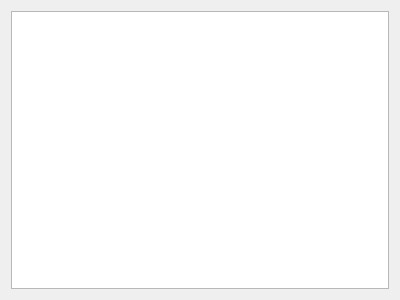
First picture: the form in sprites_test/widget.ui, repository dluschan/Coridor, before the edit.
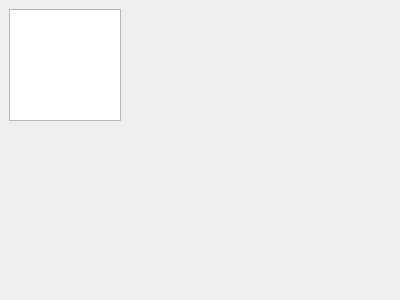
Second picture: the form after the edit.

```diff
--- a/sprites_test/widget.ui
+++ b/sprites_test/widget.ui
@@ -13,21 +13,16 @@
   <property name="windowTitle">
    <string>widget</string>
   </property>
-  <layout class="QGridLayout" name="gridLayout">
-   <item row="0" column="0">
     <widget class="QGraphicsView" name="graphicsView">
-     <property name="backgroundBrush">
-      <brush brushstyle="NoBrush">
-       <color alpha="255">
-        <red>0</red>
-        <green>0</green>
-        <blue>0</blue>
-       </color>
-      </brush>
-     </property>
-    </widget>
-   </item>
-  </layout>
+   <property name="geometry">
+    <rect>
+     <x>9</x>
+     <y>9</y>
+     <width>112</width>
+     <height>112</height>
+    </rect>
+   </property>
+  </widget>
  </widget>
  <layoutdefault spacing="6" margin="11"/>
  <resources/>
```
Left out of the diff: 4 changed lines with no effect on the pictures. Lines whose indentation alone changed are shown as unchanged.
